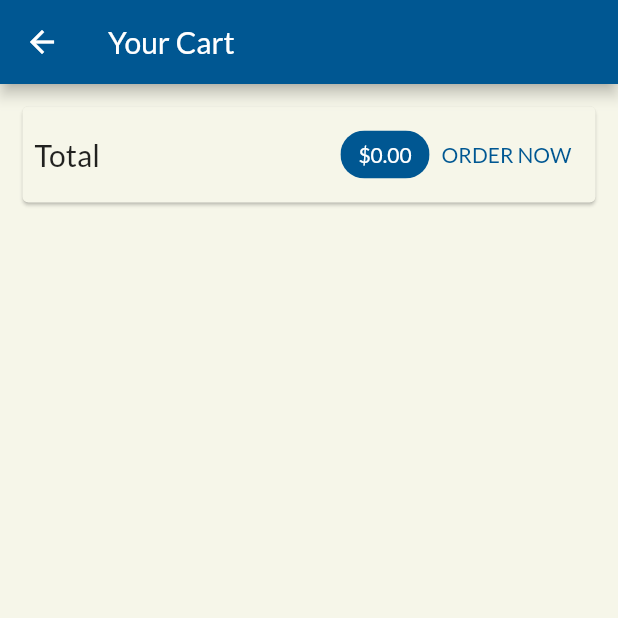
After one commit to gauravbharat/flutter-shop, a Flutter app: the CartPage screen opened by its route, on a phone screen of 412 x 824 dp, the top half of it. The commit adds this screen. Run offline on Flutter 3.47's test engine with Material 2 defaults, Android fonts, the phone set to English and light mode, and no system bars; network calls fail.

Commit message:
cart page

```diff
--- a/lib/main.dart
+++ b/lib/main.dart
@@ -1,4 +1,5 @@
 import 'package:flutter/material.dart';
+import 'package:max_shop/pages/cart_page.dart';
 import 'package:max_shop/providers/cart_provider.dart';
 import 'package:max_shop/providers/products_provider.dart';
 import 'package:provider/provider.dart';
@@ -52,6 +53,7 @@ class MyApp extends StatelessWidget {
         routes: {
           '/': (_) => ProductsOverviewPage(),
           ProductDetailPage.routeName: (_) => ProductDetailPage(),
+          CartPage.routeName: (_) => CartPage(),
         },
         debugShowCheckedModeBanner: false,
       ),
--- /dev/null
+++ b/lib/pages/cart_page.dart
@@ -0,0 +1,53 @@
+import 'package:flutter/material.dart';
+import 'package:provider/provider.dart';
+import 'package:max_shop/providers/cart_provider.dart';
+
+class CartPage extends StatelessWidget {
+  static const routeName = '/cart';
+
+  @override
+  Widget build(BuildContext context) {
+    final cartContainer = Provider.of<Cart>(context);
+
+    return Scaffold(
+      appBar: AppBar(
+        title: Text('Your Cart'),
+      ),
+      body: Column(
+        children: [
+          Card(
+            margin: EdgeInsets.all(15.0),
+            child: Padding(
+              padding: EdgeInsets.all(8.0),
+              child: Row(
+                mainAxisAlignment: MainAxisAlignment.spaceBetween,
+                children: [
+                  Text(
+                    'Total',
+                    style: TextStyle(
+                      fontSize: 20.0,
+                    ),
+                  ),
+                  Spacer(),
+                  Chip(
+                    label: Text(
+                      '\$${cartContainer.totalAmount.toStringAsFixed(2)}',
+                      style: TextStyle(
+                        color: Colors.white,
+                      ),
+                    ),
+                    backgroundColor: Theme.of(context).primaryColor,
+                  ),
+                  TextButton(
+                    onPressed: () {},
+                    child: Text('ORDER NOW'),
+                  ),
+                ],
+              ),
+            ),
+          )
+        ],
+      ),
+    );
+  }
+}
--- a/lib/pages/products_overview_page.dart
+++ b/lib/pages/products_overview_page.dart
@@ -1,7 +1,8 @@
 import 'package:flutter/material.dart';
 import 'package:provider/provider.dart';
+
+import 'package:max_shop/pages/cart_page.dart';
 import 'package:max_shop/providers/cart_provider.dart';
-
 import 'package:max_shop/widgets/badge.dart';
 import 'package:max_shop/widgets/products_grid.dart';
 
@@ -49,7 +50,9 @@ class _ProductsOverviewPageState extends State<ProductsOverviewPage> {
             ),
             child: IconButton(
               icon: Icon(Icons.shopping_cart),
-              onPressed: () {},
+              onPressed: () {
+                Navigator.of(context).pushNamed(CartPage.routeName);
+              },
             ),
           ),
         ],
--- a/lib/providers/cart_provider.dart
+++ b/lib/providers/cart_provider.dart
@@ -23,6 +23,15 @@ class Cart with ChangeNotifier {
 
   int get itemCount {
     return _items?.length;
+  }
+
+  double get totalAmount {
+    double total = 0.0;
+    _items.forEach((key, cartItem) {
+      total += cartItem.price * cartItem.quantity;
+    });
+
+    return total;
   }
 
   void addItem(
```
